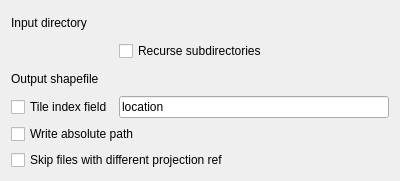
Above: python/plugins/GdalTools/tools/widgetTileIndex.ui from qgis/QGIS before the change. Below: the same form after it.
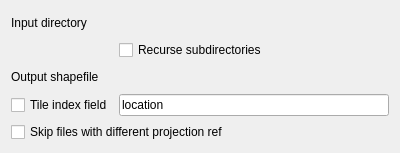
That is the form after the change. Custom widgets are drawn as their Qt base class.

Commit message: Fix to #11428 and #4064. Remove -write_absolute_path option, since it has no influence, because absolute paths are always recorded in the attribute table.

Patch:
```diff
--- a/python/plugins/GdalTools/tools/widgetTileIndex.ui
+++ b/python/plugins/GdalTools/tools/widgetTileIndex.ui
@@ -7,7 +7,7 @@
     <x>0</x>
     <y>0</y>
     <width>400</width>
-    <height>181</height>
+    <height>153</height>
    </rect>
   </property>
   <property name="windowTitle">
@@ -68,13 +68,6 @@
      </item>
     </layout>
    </item>
-   <item>
-    <widget class="QCheckBox" name="absolutePathCheck">
-     <property name="text">
-      <string>Write absolute path</string>
-     </property>
-    </widget>
-   </item>
    <item>
     <widget class="QCheckBox" name="skipDifferentProjCheck">
      <property name="text">
```
The commit also changes 1 other file.
